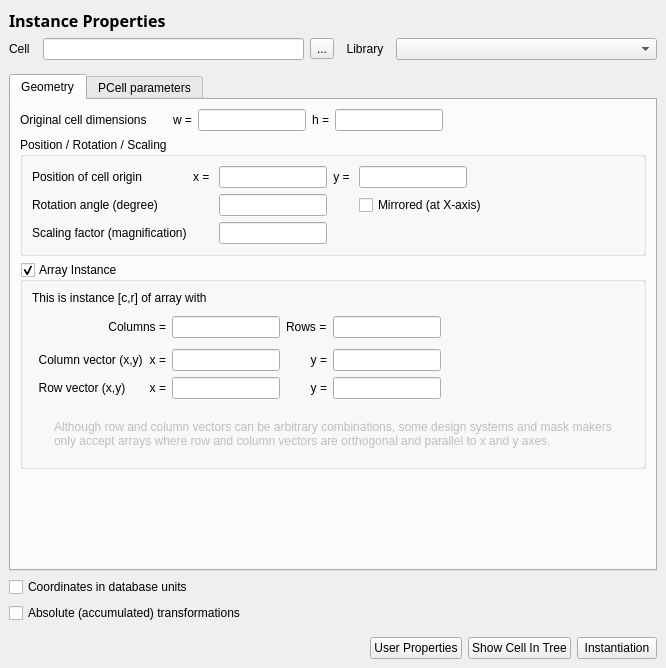
Qt form eda-klayout/src/edt/edt/InstPropertiesPage.ui (tolgauye/GMOS) before a commit.
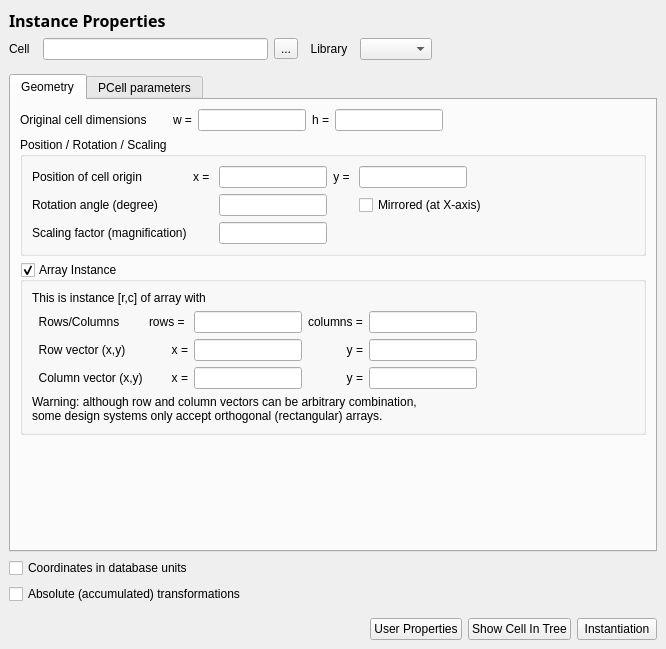
The same form after that commit. The open tabs and pages were chosen to show the change. Icons and pictures are not drawn. Custom widgets are drawn as their Qt base class.

```diff
--- a/eda-klayout/src/edt/edt/InstPropertiesPage.ui
+++ b/eda-klayout/src/edt/edt/InstPropertiesPage.ui
@@ -7,7 +7,7 @@
     <x>0</x>
     <y>0</y>
     <width>666</width>
-    <height>668</height>
+    <height>649</height>
    </rect>
   </property>
   <property name="windowTitle">
@@ -145,14 +145,20 @@
        </widget>
       </item>
       <item>
-       <widget class="lay::LibrarySelectionComboBox" name="lib_cbx">
-        <property name="sizePolicy">
-         <sizepolicy hsizetype="Expanding" vsizetype="Fixed">
-          <horstretch>0</horstretch>
-          <verstretch>0</verstretch>
-         </sizepolicy>
+       <widget class="lay::LibrarySelectionComboBox" name="lib_cbx"/>
+      </item>
+      <item>
+       <spacer>
+        <property name="orientation">
+         <enum>Qt::Horizontal</enum>
         </property>
-       </widget>
+        <property name="sizeHint" stdset="0">
+         <size>
+          <width>40</width>
+          <height>20</height>
+         </size>
+        </property>
+       </spacer>
       </item>
      </layout>
     </widget>
@@ -455,37 +461,14 @@
           <property name="spacing">
            <number>6</number>
           </property>
-          <item row="2" column="3">
-           <widget class="QLineEdit" name="columns_le">
-            <property name="sizePolicy">
-             <sizepolicy hsizetype="Fixed" vsizetype="Fixed">
-              <horstretch>1</horstretch>
-              <verstretch>0</verstretch>
-             </sizepolicy>
-            </property>
-           </widget>
-          </item>
-          <item row="4" column="5">
-           <widget class="QLineEdit" name="column_y_le">
-            <property name="sizePolicy">
-             <sizepolicy hsizetype="Fixed" vsizetype="Fixed">
-              <horstretch>1</horstretch>
-              <verstretch>0</verstretch>
-             </sizepolicy>
-            </property>
-           </widget>
-          </item>
-          <item row="4" column="1" colspan="2">
-           <widget class="QLabel" name="label_14">
+          <item row="3" column="0">
+           <widget class="QLabel" name="label_16">
             <property name="text">
-             <string>x =</string>
-            </property>
-            <property name="alignment">
-             <set>Qt::AlignRight|Qt::AlignTrailing|Qt::AlignVCenter</set>
+             <string>  Column vector (x,y)</string>
             </property>
            </widget>
           </item>
-          <item row="4" column="3">
+          <item row="3" column="2">
            <widget class="QLineEdit" name="column_x_le">
             <property name="sizePolicy">
              <sizepolicy hsizetype="Fixed" vsizetype="Fixed">
@@ -495,33 +478,27 @@
             </property>
            </widget>
           </item>
+          <item row="3" column="1">
+           <widget class="QLabel" name="label_14">
+            <property name="text">
+             <string>x =</string>
+            </property>
+            <property name="alignment">
+             <set>Qt::AlignRight|Qt::AlignTrailing|Qt::AlignVCenter</set>
+            </property>
+           </widget>
+          </item>
+          <item row="3" column="4">
+           <widget class="QLineEdit" name="column_y_le">
+            <property name="sizePolicy">
+             <sizepolicy hsizetype="Fixed" vsizetype="Fixed">
+              <horstretch>1</horstretch>
+              <verstretch>0</verstretch>
+             </sizepolicy>
+            </property>
+           </widget>
+          </item>
           <item row="3" column="3">
-           <spacer name="verticalSpacer">
-            <property name="orientation">
-             <enum>Qt::Vertical</enum>
-            </property>
-            <property name="sizeType">
-             <enum>QSizePolicy::Fixed</enum>
-            </property>
-            <property name="sizeHint" stdset="0">
-             <size>
-              <width>20</width>
-              <height>5</height>
-             </size>
-            </property>
-           </spacer>
-          </item>
-          <item row="5" column="1" colspan="2">
-           <widget class="QLabel" name="label_11">
-            <property name="text">
-             <string>x =</string>
-            </property>
-            <property name="alignment">
-             <set>Qt::AlignRight|Qt::AlignTrailing|Qt::AlignVCenter</set>
-            </property>
-           </widget>
-          </item>
-          <item row="4" column="4">
            <widget class="QLabel" name="label_15">
             <property name="text">
              <string>y =</string>
@@ -531,17 +508,57 @@
             </property>
            </widget>
           </item>
-          <item row="5" column="0">
+          <item row="2" column="4">
+           <widget class="QLineEdit" name="row_y_le">
+            <property name="sizePolicy">
+             <sizepolicy hsizetype="Fixed" vsizetype="Fixed">
+              <horstretch>1</horstretch>
+              <verstretch>0</verstretch>
+             </sizepolicy>
+            </property>
+           </widget>
+          </item>
+          <item row="2" column="3">
+           <widget class="QLabel" name="label_10">
+            <property name="text">
+             <string>y =</string>
+            </property>
+            <property name="alignment">
+             <set>Qt::AlignRight|Qt::AlignTrailing|Qt::AlignVCenter</set>
+            </property>
+           </widget>
+          </item>
+          <item row="2" column="2">
+           <widget class="QLineEdit" name="row_x_le">
+            <property name="sizePolicy">
+             <sizepolicy hsizetype="Fixed" vsizetype="Fixed">
+              <horstretch>1</horstretch>
+              <verstretch>0</verstretch>
+             </sizepolicy>
+            </property>
+           </widget>
+          </item>
+          <item row="2" column="1">
+           <widget class="QLabel" name="label_11">
+            <property name="text">
+             <string>x =</string>
+            </property>
+            <property name="alignment">
+             <set>Qt::AlignRight|Qt::AlignTrailing|Qt::AlignVCenter</set>
+            </property>
+           </widget>
+          </item>
+          <item row="2" column="0">
            <widget class="QLabel" name="label_9">
             <property name="text">
              <string>  Row vector (x,y)</string>
             </property>
            </widget>
           </item>
-          <item row="6" column="5">
-           <widget class="QFrame" name="frame_8">
-            <property name="frameShape">
-             <enum>QFrame::NoFrame</enum>
+          <item row="1" column="0">
+           <widget class="QLabel" name="label_4">
+            <property name="text">
+             <string>  Rows/Columns</string>
             </property>
             <property name="frameShadow">
              <enum>QFrame::Raised</enum>
@@ -562,158 +579,15 @@
             </layout>
            </widget>
           </item>
-          <item row="5" column="5">
-           <widget class="QFrame" name="frame_5">
-            <property name="frameShape">
-             <enum>QFrame::NoFrame</enum>
-            </property>
-            <property name="frameShadow">
-             <enum>QFrame::Raised</enum>
-            </property>
-            <layout class="QVBoxLayout" name="verticalLayout">
-             <property name="leftMargin">
-              <number>0</number>
-             </property>
-             <property name="topMargin">
-              <number>0</number>
-             </property>
-             <property name="rightMargin">
-              <number>0</number>
-             </property>
-             <property name="bottomMargin">
-              <number>0</number>
-             </property>
-             <item>
-              <widget class="QLineEdit" name="row_y_le">
-               <property name="sizePolicy">
-                <sizepolicy hsizetype="Fixed" vsizetype="Fixed">
-                 <horstretch>1</horstretch>
-                 <verstretch>0</verstretch>
-                </sizepolicy>
-               </property>
-              </widget>
-             </item>
-            </layout>
-           </widget>
-          </item>
-          <item row="7" column="0" colspan="7">
-           <widget class="QFrame" name="ortho_warning_frame">
-            <property name="enabled">
-             <bool>false</bool>
-            </property>
-            <property name="frameShape">
-             <enum>QFrame::NoFrame</enum>
-            </property>
-            <property name="frameShadow">
-             <enum>QFrame::Raised</enum>
-            </property>
-            <layout class="QHBoxLayout" name="horizontalLayout_2">
-             <item>
-              <widget class="QLabel" name="label_22">
-               <property name="sizePolicy">
-                <sizepolicy hsizetype="Fixed" vsizetype="Preferred">
-                 <horstretch>0</horstretch>
-                 <verstretch>0</verstretch>
-                </sizepolicy>
-               </property>
-               <property name="text">
-                <string/>
-               </property>
-               <property name="pixmap">
-                <pixmap resource="../../icons/icons.qrc">:/warn_16px@2x.png</pixmap>
-               </property>
-               <property name="alignment">
-                <set>Qt::AlignLeading|Qt::AlignLeft|Qt::AlignTop</set>
-               </property>
-              </widget>
-             </item>
-             <item>
-              <widget class="QLabel" name="label_13">
-               <property name="text">
-                <string>Although row and column vectors can be arbitrary combinations, some design systems and mask makers only accept arrays where row and column vectors are orthogonal and parallel to x and y axes.</string>
-               </property>
-               <property name="wordWrap">
-                <bool>true</bool>
-               </property>
-              </widget>
-             </item>
-            </layout>
-           </widget>
-          </item>
-          <item row="5" column="3">
-           <widget class="QFrame" name="frame_7">
-            <property name="frameShape">
-             <enum>QFrame::NoFrame</enum>
-            </property>
-            <property name="frameShadow">
-             <enum>QFrame::Raised</enum>
-            </property>
-            <layout class="QVBoxLayout" name="verticalLayout_3">
-             <property name="leftMargin">
-              <number>0</number>
-             </property>
-             <property name="topMargin">
-              <number>0</number>
-             </property>
-             <property name="rightMargin">
-              <number>0</number>
-             </property>
-             <property name="bottomMargin">
-              <number>0</number>
-             </property>
-             <item>
-              <widget class="QLineEdit" name="row_x_le">
-               <property name="sizePolicy">
-                <sizepolicy hsizetype="Fixed" vsizetype="Fixed">
-                 <horstretch>1</horstretch>
-                 <verstretch>0</verstretch>
-                </sizepolicy>
-               </property>
-              </widget>
-             </item>
-            </layout>
-           </widget>
-          </item>
-          <item row="2" column="4">
+          <item row="1" column="3">
            <widget class="QLabel" name="label_8">
             <property name="text">
-             <string>Rows =</string>
+             <string>columns =</string>
             </property>
            </widget>
           </item>
-          <item row="4" column="0">
-           <widget class="QLabel" name="label_16">
-            <property name="text">
-             <string>  Column vector (x,y)</string>
-            </property>
-           </widget>
-          </item>
-          <item row="6" column="3">
-           <widget class="QFrame" name="frame_6">
-            <property name="frameShape">
-             <enum>QFrame::NoFrame</enum>
-            </property>
-            <property name="frameShadow">
-             <enum>QFrame::Raised</enum>
-            </property>
-            <layout class="QVBoxLayout" name="verticalLayout_2">
-             <property name="leftMargin">
-              <number>0</number>
-             </property>
-             <property name="topMargin">
-              <number>0</number>
-             </property>
-             <property name="rightMargin">
-              <number>0</number>
-             </property>
-             <property name="bottomMargin">
-              <number>0</number>
-             </property>
-            </layout>
-           </widget>
-          </item>
-          <item row="2" column="5">
-           <widget class="QLineEdit" name="rows_le">
+          <item row="1" column="4">
+           <widget class="QLineEdit" name="columns_le">
             <property name="sizePolicy">
              <sizepolicy hsizetype="Fixed" vsizetype="Fixed">
               <horstretch>1</horstretch>
@@ -722,58 +596,50 @@
             </property>
            </widget>
           </item>
-          <item row="5" column="6">
-           <spacer name="horizontalSpacer_2">
-            <property name="orientation">
-             <enum>Qt::Horizontal</enum>
-            </property>
-            <property name="sizeHint" stdset="0">
-             <size>
-              <width>40</width>
-              <height>20</height>
-             </size>
-            </property>
-           </spacer>
-          </item>
-          <item row="2" column="0" colspan="3">
+          <item row="1" column="1">
            <widget class="QLabel" name="label_6">
             <property name="text">
-             <string>Columns =</string>
+             <string>rows = </string>
             </property>
-            <property name="alignment">
-             <set>Qt::AlignRight|Qt::AlignTrailing|Qt::AlignVCenter</set>
+           </widget>
+          </item>
+          <item row="1" column="2">
+           <widget class="QLineEdit" name="rows_le">
+            <property name="sizePolicy">
+             <sizepolicy hsizetype="Fixed" vsizetype="Fixed">
+              <horstretch>1</horstretch>
+              <verstretch>0</verstretch>
+             </sizepolicy>
             </property>
            </widget>
           </item>
-          <item row="0" column="0" colspan="6">
+          <item row="0" column="0" colspan="5">
            <widget class="QLabel" name="inst_lbl">
             <property name="text">
-             <string>This is instance [c,r] of array with</string>
+             <string>This is instance [r,c] of array with</string>
             </property>
            </widget>
           </item>
-          <item row="5" column="4">
-           <widget class="QLabel" name="label_10">
+          <item row="4" column="0" colspan="5">
+           <widget class="QLabel" name="label_13">
             <property name="text">
-             <string>y =</string>
+             <string>Warning: although row and column vectors can be arbitrary combination,
+some design systems only accept orthogonal (rectangular) arrays.</string>
             </property>
-            <property name="alignment">
-             <set>Qt::AlignRight|Qt::AlignTrailing|Qt::AlignVCenter</set>
+            <property name="wordWrap">
+             <bool>true</bool>
             </property>
            </widget>
           </item>
-          <item row="1" column="0" colspan="6">
-           <spacer name="verticalSpacer_2">
+          <item row="2" column="5">
+           <spacer name="horizontalSpacer_2">
             <property name="orientation">
-             <enum>Qt::Vertical</enum>
-            </property>
-            <property name="sizeType">
-             <enum>QSizePolicy::Fixed</enum>
+             <enum>Qt::Horizontal</enum>
             </property>
             <property name="sizeHint" stdset="0">
              <size>
-              <width>20</width>
-              <height>5</height>
+              <width>40</width>
+              <height>20</height>
              </size>
             </property>
            </spacer>
```
Left out of the diff: 123 changed lines with no effect on the pictures.
